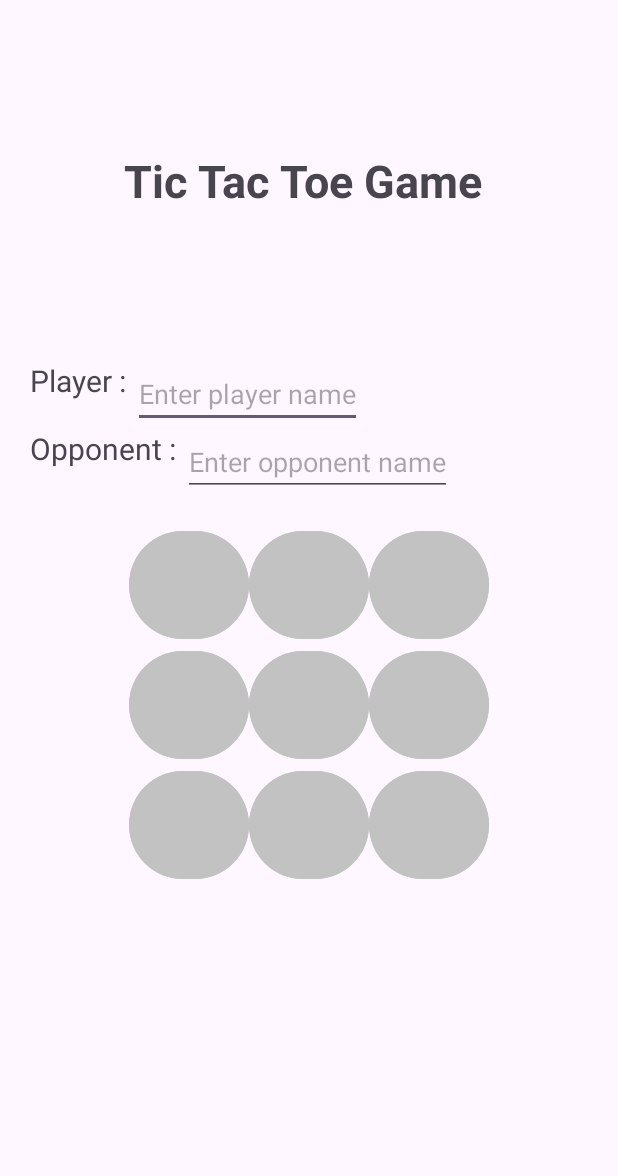
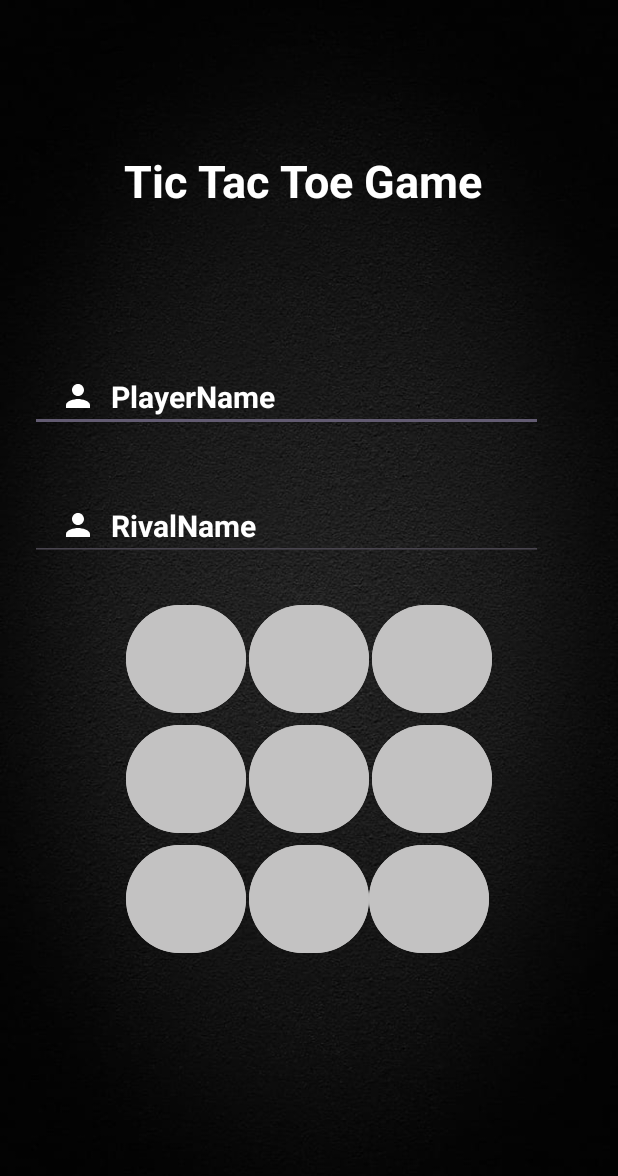
Before and after one commit to Pratikdate/Tic_Tac_Toe_App_AI, an Android app: the screen it shows after launch (MainActivity), on a phone screen of 412 x 824 dp. Shown: the top 1176 px of the screen. Run offline under Robolectric (Android 15) with nearby library versions, the phone set to English and light mode, and no system bars.

```diff
--- /dev/null
+++ b/Tic_Tac_Toe/app/src/main/res/drawable/baseline_person_24.xml
@@ -0,0 +1,5 @@
+<vector android:height="24dp" android:tint="#FFFFFF"
+    android:viewportHeight="24" android:viewportWidth="24"
+    android:width="24dp" xmlns:android="http://schemas.android.com/apk/res/android">
+    <path android:fillColor="@android:color/white" android:pathData="M12,12c2.21,0 4,-1.79 4,-4s-1.79,-4 -4,-4 -4,1.79 -4,4 1.79,4 4,4zM12,14c-2.67,0 -8,1.34 -8,4v2h16v-2c0,-2.66 -5.33,-4 -8,-4z"/>
+</vector>
--- a/Tic_Tac_Toe/app/src/main/res/layout/activity_main.xml
+++ b/Tic_Tac_Toe/app/src/main/res/layout/activity_main.xml
@@ -1,89 +1,86 @@
 <?xml version="1.0" encoding="utf-8"?>
-<LinearLayout
+<LinearLayout xmlns:android="http://schemas.android.com/apk/res/android"
+    xmlns:app="http://schemas.android.com/apk/res-auto"
     xmlns:tools="http://schemas.android.com/tools"
-    xmlns:android="http://schemas.android.com/apk/res/android"
-    xmlns:app="http://schemas.android.com/apk/res-auto"
     android:layout_width="match_parent"
     android:layout_height="match_parent"
+    android:background="@drawable/background"
+    android:gravity="top"
     android:orientation="vertical"
     android:padding="20dp"
-    android:gravity="top"
+    tools:context=".MainActivity"
 
     >
+
     <TextView
         android:layout_width="wrap_content"
         android:layout_height="wrap_content"
-        android:textStyle="bold"
+        android:layout_gravity="center"
+        android:layout_marginTop="80dp"
+        android:layout_marginBottom="80dp"
         android:text="Tic Tac Toe Game "
+        android:textColor="@color/white"
         android:textSize="30dp"
-        android:layout_gravity="center"
-        android:layout_marginBottom="80dp"
-        android:layout_marginTop="80dp"
+        android:textStyle="bold" />
+
+    <EditText
+        android:id="@+id/inputPlayerName"
+        android:layout_width="match_parent"
+        android:layout_height="wrap_content"
+        android:layout_marginTop="20dp"
+        android:layout_marginEnd="30dp"
+        android:drawableLeft="@drawable/baseline_person_24"
+        android:drawablePadding="10dp"
+        android:ems="10"
+        android:hint="PlayerName"
+        android:paddingLeft="20dp"
+        android:paddingTop="10dp"
+        android:paddingRight="10dp"
+        android:paddingBottom="10dp"
+        android:textColor="@color/white"
+        android:textColorHint="@color/white"
+        android:textSize="20sp"
+        android:textStyle="bold" />
+
+    <TextView
+        android:layout_width="wrap_content"
+        android:layout_height="wrap_content"
         />
 
     <TextView
         android:layout_width="wrap_content"
         android:layout_height="wrap_content"
-
         />
 
-    <LinearLayout
-        android:layout_width="wrap_content"
+    <EditText
+        android:id="@+id/inputRivalName"
+        android:layout_width="match_parent"
         android:layout_height="wrap_content"
-        >
-        <TextView
+        android:layout_marginTop="0dp"
+        android:layout_marginEnd="30dp"
+        android:drawableLeft="@drawable/baseline_person_24"
+        android:drawablePadding="10dp"
+        android:ems="10"
+        android:hint="RivalName"
+        android:paddingLeft="20dp"
+        android:paddingTop="10dp"
+        android:paddingRight="10dp"
+        android:paddingBottom="10dp"
+        android:textColor="@color/white"
+        android:textColorHint="@color/white"
+        android:textSize="20sp"
+        android:textStyle="bold" />
 
-            android:layout_width="wrap_content"
-            android:layout_height="wrap_content"
-            android:text="Player : "
-            android:layout_gravity="start"
-            android:textSize="20dp"
 
-            />
-        <EditText
-            android:id="@+id/player"
-            android:layout_width="wrap_content"
-            android:layout_height="wrap_content"
-            android:hint="Enter player name"
-            />
-
-    </LinearLayout>
-    <LinearLayout
-        android:layout_width="wrap_content"
-        android:layout_height="wrap_content"
-        >
-        <TextView
-
-            android:layout_width="wrap_content"
-            android:layout_height="wrap_content"
-            android:text="Opponent : "
-            android:layout_gravity="start"
-            android:textSize="20dp"
-
-            />
-        <EditText
-            android:id="@+id/opponent"
-            android:layout_width="wrap_content"
-            android:layout_height="wrap_content"
-            android:hint="Enter opponent name"
-            />
-
-    </LinearLayout>
-
-    <TextView
-        android:layout_width="wrap_content"
-        android:layout_height="wrap_content"
-
-        />
     <GridLayout
         android:layout_width="wrap_content"
         android:layout_height="wrap_content"
+        android:layout_gravity="center"
+        android:layout_marginTop="25dp"
+        android:columnCount="3"
+        android:orientation="vertical"
         android:paddingHorizontal="8dp"
-        android:orientation="vertical"
-        android:layout_gravity="center"
-        android:rowCount="3"
-        android:columnCount="3"
-        >
+        android:rowCount="3">
 
         <LinearLayout
             android:layout_width="wrap_content"
@@ -93,10 +90,11 @@
                 android:id="@+id/button_1"
                 android:layout_width="80dp"
                 android:layout_height="80dp"
+
+                android:layout_marginRight="2dp"
                 android:backgroundTint="#C3C2C2"
-                android:textSize="30dp"
+                android:textSize="30dp" />
 
-                />
             <Button
                 android:id="@+id/button_2"
                 android:layout_width="80dp"
@@ -105,28 +103,30 @@
                 android:textSize="30dp"
 
                 />
+
             <Button
                 android:id="@+id/button_3"
                 android:layout_width="80dp"
                 android:layout_height="80dp"
+                android:layout_marginLeft="2dp"
+
                 android:backgroundTint="#C3C2C2"
-                android:textSize="30dp"
-
-                />
+                android:textSize="30dp" />
 
         </LinearLayout>
 
         <LinearLayout
             android:layout_width="wrap_content"
             android:layout_height="wrap_content">
+
             <Button
                 android:id="@+id/button_4"
                 android:layout_width="80dp"
                 android:layout_height="80dp"
+                android:layout_marginRight="2dp"
+
                 android:backgroundTint="#C3C2C2"
-                android:textSize="30dp"
-
-                />
+                android:textSize="30dp" />
 
             <Button
                 android:id="@+id/button_5"
@@ -141,10 +141,10 @@
                 android:id="@+id/button_6"
                 android:layout_width="80dp"
                 android:layout_height="80dp"
+                android:layout_marginLeft="2dp"
+
                 android:backgroundTint="#C3C2C2"
-                android:textSize="30dp"
-
-                />
+                android:textSize="30dp" />
         </LinearLayout>
 
         <LinearLayout
@@ -155,12 +155,12 @@
                 android:id="@+id/button_7"
                 android:layout_width="80dp"
                 android:layout_height="80dp"
-                android:textSize="30dp"
-                android:backgroundTint="#C3C2C2"
+                android:layout_marginRight="2dp"
 
 
+                android:backgroundTint="#C3C2C2"
+                android:textSize="30dp" />
 
-                />
             <Button
                 android:id="@+id/button_8"
                 android:layout_width="80dp"
@@ -174,11 +174,10 @@
                 android:id="@+id/button_9"
                 android:layout_width="80dp"
                 android:layout_height="80dp"
+                android:layout_marginRight="2dp"
                 android:backgroundTint="#C3C2C2"
-                android:textSize="30dp"
-                />
+                android:textSize="30dp" />
         </LinearLayout>
-
 
 
     </GridLayout>
```
Also changed, not shown: Tic_Tac_Toe/app/src/main/java/com/example/tic_tac_toe/MainActivity.java (+119 -103 lines), Tic_Tac_Toe/app/src/main/java/com/example/tic_tac_toe/minmax.java (added, +202 -0 lines), Tic_Tac_Toe/app/src/main/res/drawable/background.jpg (added), 1 other file.
